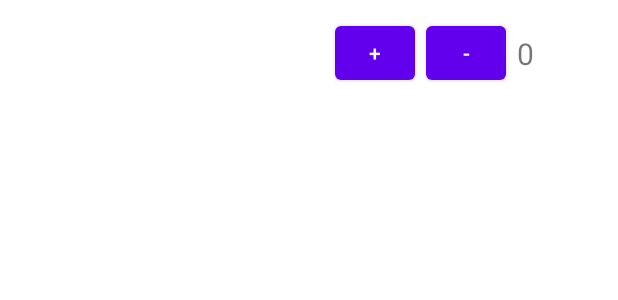
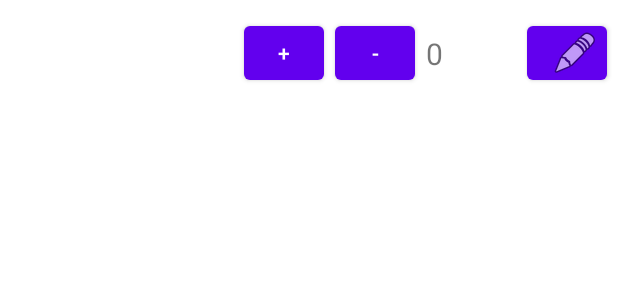
Before and after one commit to pontusnorman123/staff_applikation, an Android app: the layout order_layout_row.xml on its own in the app's theme, with its tools: preview values and no code run, on a phone screen of 412 x 824 dp. Shown: the top 300 px of the screen. Run offline under Robolectric (Android 15) with nearby library versions, the phone set to English and light mode, and no system bars.

Commit message:
marcus wolf oliver 1

```diff
--- a/app/src/main/java/com/example/staff_app/MenuItem.java
+++ b/app/src/main/java/com/example/staff_app/MenuItem.java
@@ -6,6 +6,7 @@ public class MenuItem {
     private int counter = 0;
     private int price;
     private int dishID;
+    private String notes = "";
 
     public MenuItem(String name){
         this.name = name;
@@ -31,9 +32,11 @@ public class MenuItem {
         if(counter > 0) { counter--; }
     }
     public void setCount(int count){this.counter = count;}
+    public void setNotes(String notes) {this.notes = notes;}
 
 
     public String getName() {return name;}
     public int getCount(){return counter;}
     public int getDishID(){return dishID;}
+    public String getNotes() {return notes; }
 }
--- a/app/src/main/res/layout/order_layout_row.xml
+++ b/app/src/main/res/layout/order_layout_row.xml
@@ -52,11 +52,21 @@
             android:layout_width="67dp"
             android:layout_height="34dp"
             android:layout_marginTop="12dp"
-
+            app:layout_constraintEnd_toStartOf="@+id/show_notes"
             android:text="0"
             android:textSize="20sp"
+            app:layout_constraintTop_toTopOf="parent" />
+
+        <Button
+            android:id="@+id/show_notes"
+            android:layout_width="53dp"
+            android:layout_height="48dp"
+            android:layout_marginTop="1dp"
+            android:layout_marginEnd="7dp"
+            android:drawableLeft="@android:drawable/ic_menu_edit"
             app:layout_constraintEnd_toEndOf="parent"
-            app:layout_constraintTop_toTopOf="parent" />
+            app:layout_constraintTop_toTopOf="parent"
+            />
 
     </androidx.constraintlayout.widget.ConstraintLayout>
 
```
Also changed, not shown: app/src/main/java/com/example/staff_app/CartCustomAdapter.java (+32 -0 lines).
